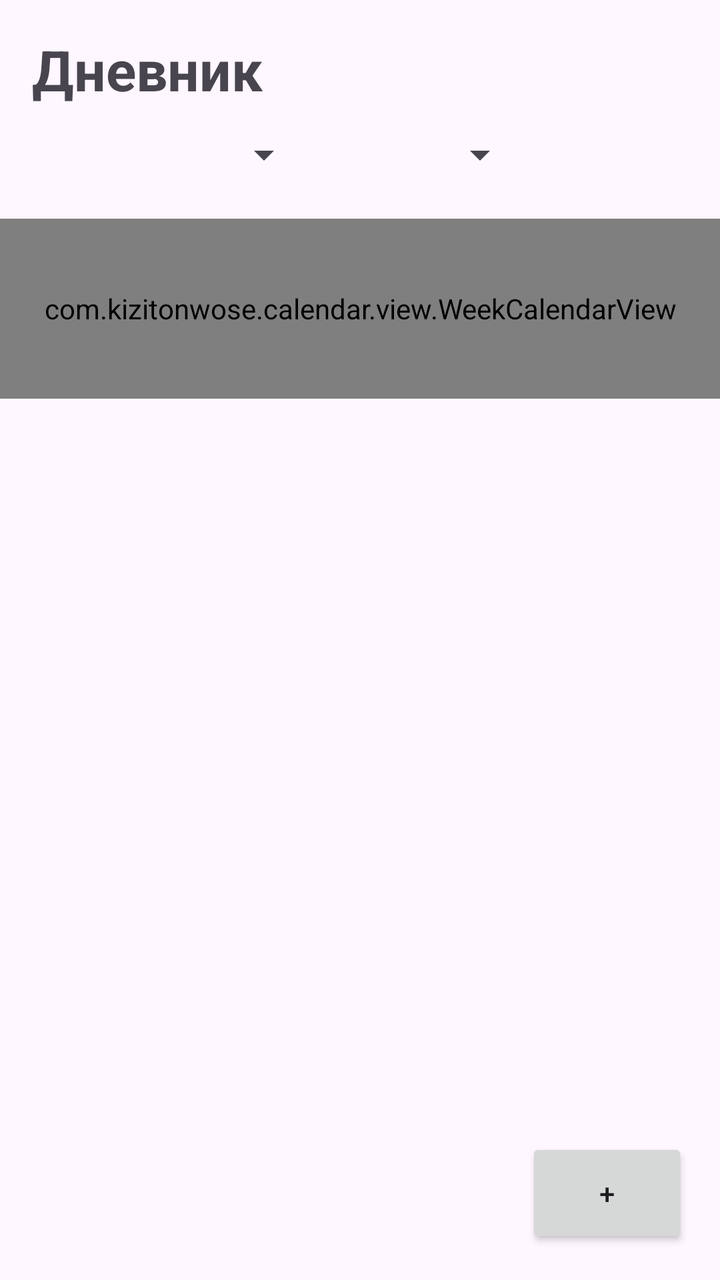
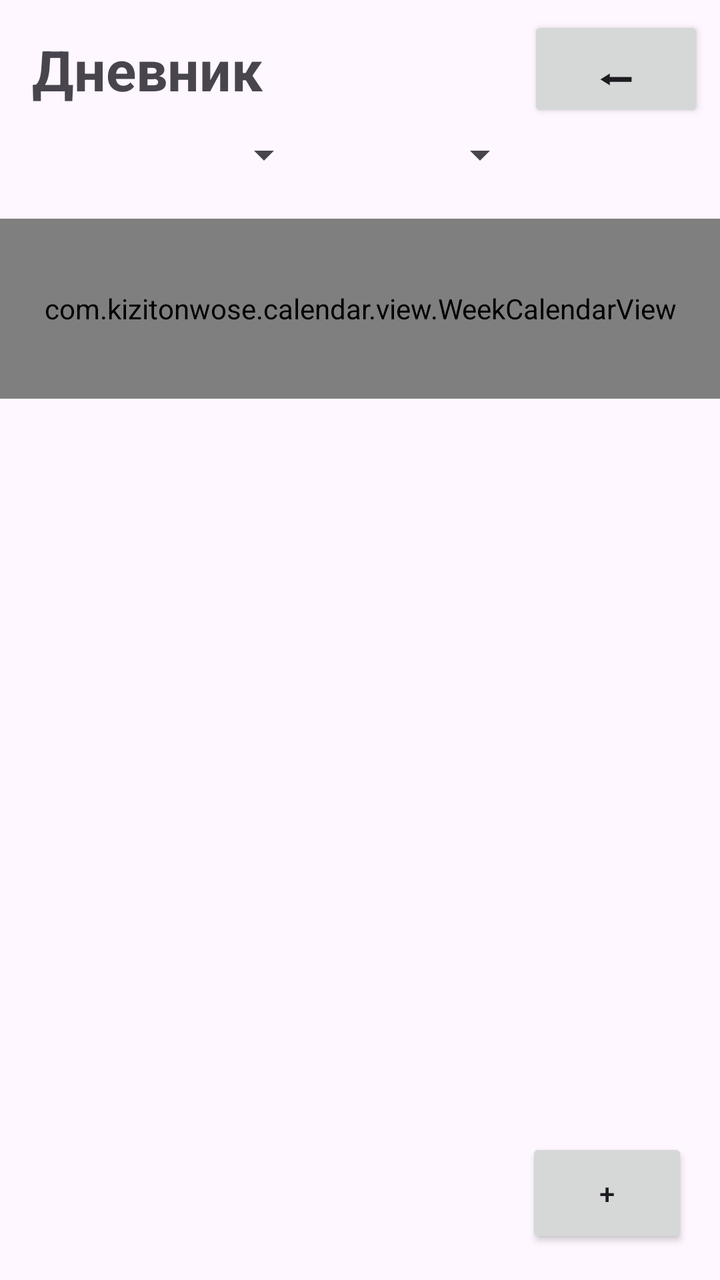

An Android layout rendered at two revisions. The XML below is the earlier revision; the diff shows what the commit changed to produce the second picture.
<!-- AndroidManifest.xml: application theme Theme.PetDiary -->
<!-- res/layout/activity_diary.xml -->
<?xml version="1.0" encoding="utf-8"?>
<androidx.constraintlayout.widget.ConstraintLayout
    xmlns:android="http://schemas.android.com/apk/res/android"
    xmlns:app="http://schemas.android.com/apk/res-auto"
    xmlns:tools="http://schemas.android.com/tools"
    android:id="@+id/main"
    android:layout_width="match_parent"
    android:layout_height="match_parent"
    tools:context=".DiaryActivity">

    <TextView
        android:id="@+id/textView2"
        android:layout_width="wrap_content"
        android:layout_height="wrap_content"
        android:text="Дневник"
        android:textSize="28sp"
        android:textStyle="bold"
        android:layout_marginStart="16dp"
        android:layout_marginTop="16dp"
        app:layout_constraintStart_toStartOf="parent"
        app:layout_constraintTop_toTopOf="parent"/>

    

    <LinearLayout
        android:id="@+id/datePickerLayout"
        android:layout_width="wrap_content"
        android:layout_height="wrap_content"
        android:orientation="horizontal"
        android:layout_marginTop="12dp"
        android:layout_marginStart="16dp"
        app:layout_constraintTop_toBottomOf="@id/textView2"
        app:layout_constraintStart_toStartOf="parent">

        <Spinner
            android:id="@+id/monthSpinner"
            android:layout_width="140dp"
            android:layout_height="wrap_content"/>

        <Spinner
            android:id="@+id/yearSpinner"
            android:layout_width="100dp"
            android:layout_height="wrap_content"
            android:layout_marginStart="8dp"/>

    </LinearLayout>

    <com.kizitonwose.calendar.view.WeekCalendarView
        android:id="@+id/weekCalendarView"
        android:layout_width="0dp"
        android:layout_height="90dp"
        android:layout_marginTop="20dp"

        app:cv_dayViewResource="@layout/calendar_day"

        app:layout_constraintTop_toBottomOf="@id/datePickerLayout"
        app:layout_constraintStart_toStartOf="parent"
        app:layout_constraintEnd_toEndOf="parent"/>
    <androidx.recyclerview.widget.RecyclerView
        android:id="@+id/entriesRecyclerView"
        android:layout_width="0dp"
        android:layout_height="0dp"
        android:layout_marginTop="16dp"

        app:layout_constraintTop_toBottomOf="@id/weekCalendarView"
        app:layout_constraintBottom_toTopOf="@id/openSheetBtn"
        app:layout_constraintStart_toStartOf="parent"
        app:layout_constraintEnd_toEndOf="parent"/>

    <Button
        android:id="@+id/openSheetBtn"
        android:layout_width="81dp"
        android:layout_height="55dp"
        android:text="+"
        android:layout_margin="16dp"

        app:layout_constraintBottom_toBottomOf="parent"
        app:layout_constraintEnd_toEndOf="parent"/>


</androidx.constraintlayout.widget.ConstraintLayout>
<!-- res/layout/calendar_day.xml (included above) -->
<?xml version="1.0" encoding="utf-8"?>
<LinearLayout
    xmlns:android="http://schemas.android.com/apk/res/android"
    android:layout_width="70dp"
    android:layout_height="match_parent"
    android:orientation="vertical"
    android:gravity="center"
    android:padding="6dp">

    <TextView
        android:id="@+id/dayOfWeekText"
        android:layout_width="wrap_content"
        android:layout_height="wrap_content"
        android:text="ПН"
        android:textSize="12sp"
        android:textColor="#888888"/>

    <TextView
        android:id="@+id/dayText"
        android:layout_width="40dp"
        android:layout_height="40dp"
        android:gravity="center"
        android:background="@android:color/transparent"
        android:text="15"
        android:textSize="18sp"
        android:textStyle="bold"/>

</LinearLayout>
<!-- resources referenced by this layout -->
<resources>
  <style name="Theme.PetDiary" parent="Base.Theme.PetDiary" />
  <style name="Base.Theme.PetDiary" parent="Theme.Material3.DayNight.NoActionBar">
          
          
      </style>
</resources>

<!-- the commit's change to res/layout/activity_diary.xml (unified diff, before → after) -->
@@ -77,6 +77,16 @@
         app:layout_constraintBottom_toBottomOf="parent"
         app:layout_constraintEnd_toEndOf="parent"/>
 
+    <Button
+        android:id="@+id/backCard"
+        android:layout_width="wrap_content"
+        android:layout_height="wrap_content"
+        android:text="⬅"
+        android:textSize="24sp"
+        android:layout_margin="8dp"
+        app:layout_constraintTop_toTopOf="parent"
+        app:layout_constraintEnd_toEndOf="parent" />
+
 
 </androidx.constraintlayout.widget.ConstraintLayout>
 <!-- res/layout/calendar_day.xml (included above) -->
